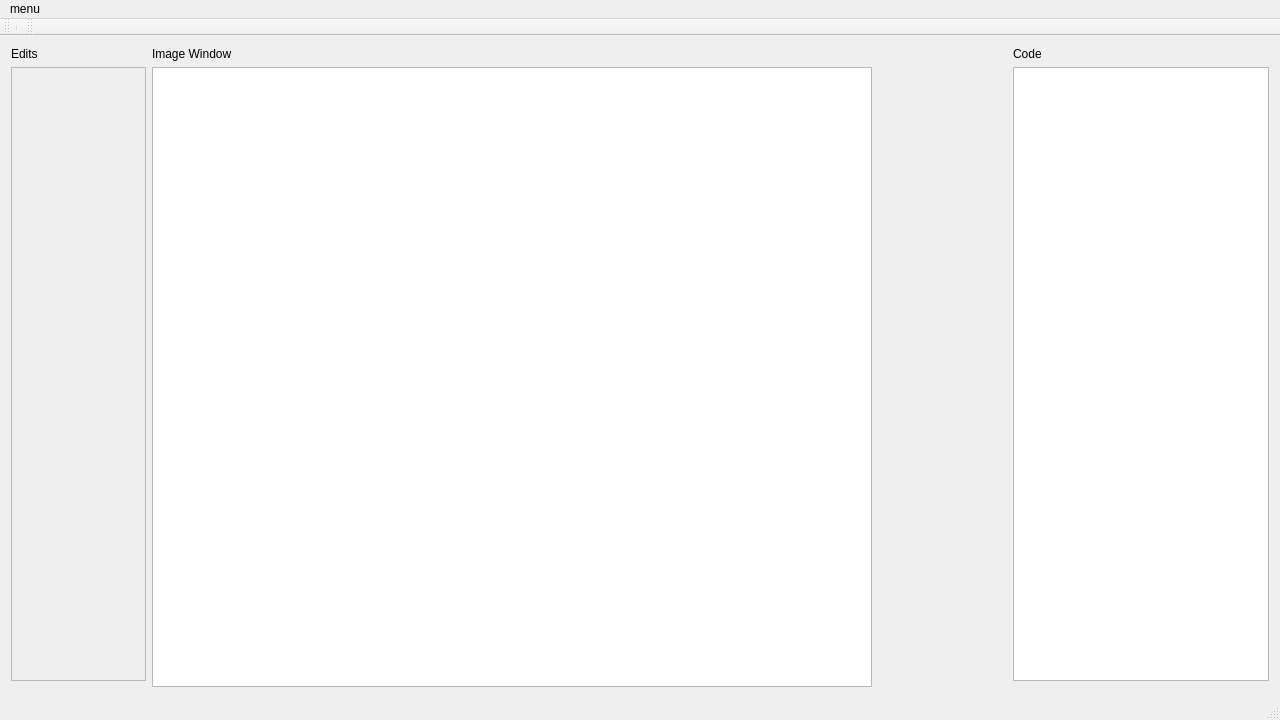
Old version of the form image-editor/imageeditor.ui in the repository sagarkalburgi/image-editor.
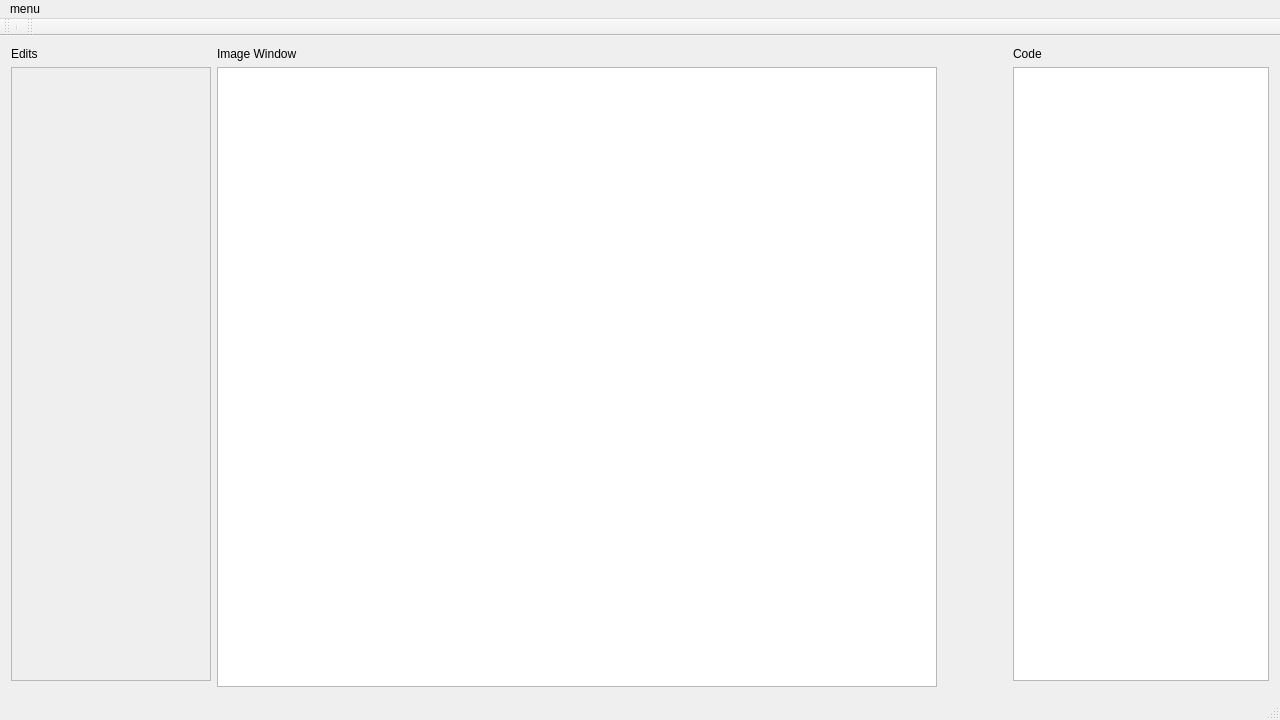
New version of the form. Custom widgets are drawn as their Qt base class.

Commit message: ui edits window widened

```diff
--- a/image-editor/imageeditor.ui
+++ b/image-editor/imageeditor.ui
@@ -49,7 +49,7 @@
         </property>
         <property name="sizeHint" stdset="0">
          <size>
-          <width>40</width>
+          <width>20</width>
           <height>20</height>
          </size>
         </property>
@@ -60,6 +60,9 @@
         <property name="text">
          <string>Edits</string>
         </property>
+        <property name="wordWrap">
+         <bool>false</bool>
+        </property>
        </widget>
       </item>
       <item row="0" column="1">
@@ -93,6 +96,12 @@
       </item>
       <item row="1" column="0">
        <widget class="QScrollArea" name="scrollArea">
+        <property name="minimumSize">
+         <size>
+          <width>200</width>
+          <height>0</height>
+         </size>
+        </property>
         <property name="widgetResizable">
          <bool>true</bool>
         </property>
@@ -101,7 +110,7 @@
           <rect>
            <x>0</x>
            <y>0</y>
-           <width>131</width>
+           <width>198</width>
            <height>620</height>
           </rect>
          </property>
```
